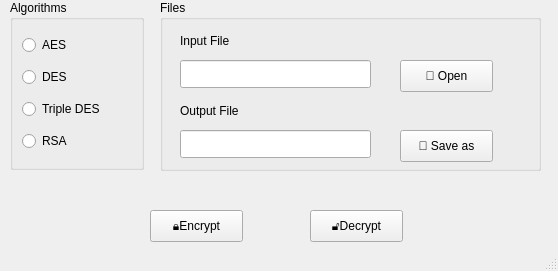
Above: final_project/ui/DecryptAndEncrypt.ui from hoangchitrung/bmttnc-hutech-2280603437 before the change. Below: the same form after it.
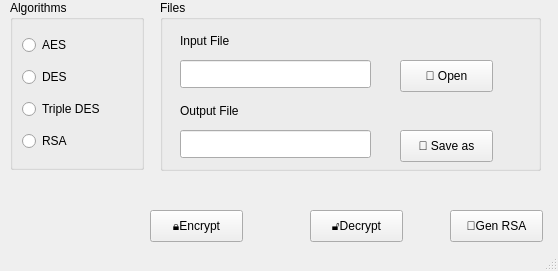
That is the form after the change.

Commit message: [add] implement RSA key generation functionality; add UI components for key size and description input

```diff
--- a/final_project/ui/DecryptAndEncrypt.ui
+++ b/final_project/ui/DecryptAndEncrypt.ui
@@ -174,6 +174,19 @@
      <string>🔓Decrypt</string>
     </property>
    </widget>
+   <widget class="QPushButton" name="btnGenRSA">
+    <property name="geometry">
+     <rect>
+      <x>450</x>
+      <y>210</y>
+      <width>93</width>
+      <height>32</height>
+     </rect>
+    </property>
+    <property name="text">
+     <string>🔑Gen RSA</string>
+    </property>
+   </widget>
   </widget>
   <widget class="QStatusBar" name="statusbar"/>
  </widget>
```
The commit also changes 5 other files.
